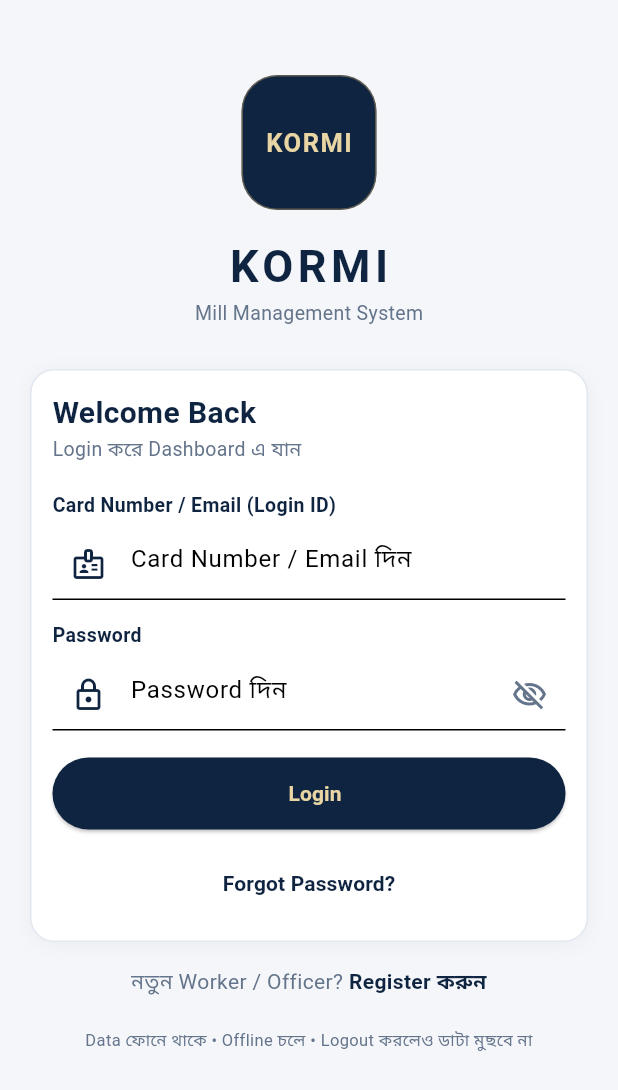
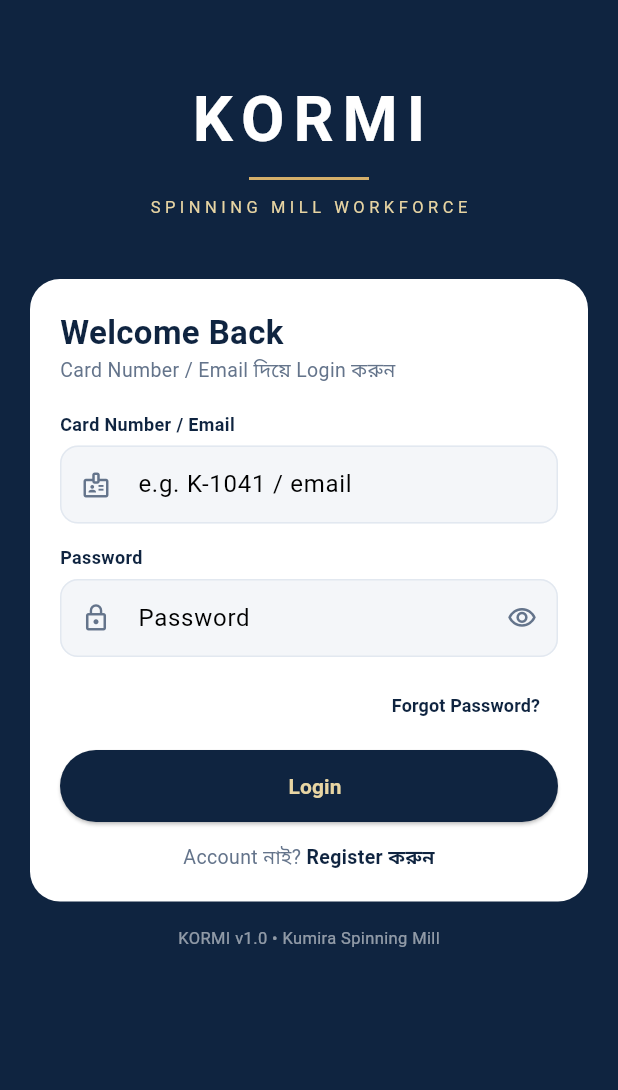
Before and after one commit to mirashiqurwork-hub/Kormi01, a Flutter app: the screen it shows after launch, on a phone screen of 412 x 824 dp. Shown: the top 1090 px of the screen. Run offline on Flutter 3.47's test engine with Material 3 defaults, Android fonts, the phone set to English and light mode, and no system bars; our stand-ins replace hive, image_picker; accounts and stored records are empty.

Commit message:
Update login_screen.dart

```diff
--- a/lib/screens/login_screen.dart
+++ b/lib/screens/login_screen.dart
@@ -1,7 +1,6 @@
-// KORMI - Login Screen
-// No Default Username / Password দেখানো যাবে না - Secret
-// No Big K Logo - User পরে আসল Logo দিবে
-// Login -> Dashboard, আটকাবে না
+// KORMI - Login Screen - FINAL
+// Admin Credentials UI তে দেখানো নাই - Secret Login
+// Card Number / Email + Password দিয়ে Login
 
 import 'package:flutter/material.dart';
 import '../theme/kormi_theme.dart';
@@ -14,192 +13,153 @@ class LoginScreen extends StatefulWidget {
 }
 
 class _LoginScreenState extends State<LoginScreen> {
-  final _cardController = TextEditingController();
-  final _passwordController = TextEditingController();
-  bool _showPassword = false;
+  final _idController = TextEditingController();
+  final _passController = TextEditingController();
+  bool _showPass = false;
   bool _loading = false;
-  String _error = '';
+
+  @override
+  void dispose() {
+    _idController.dispose();
+    _passController.dispose();
+    super.dispose();
+  }
 
   void _login() {
-    final card = _cardController.text.trim();
-    final pass = _passwordController.text.trim();
+    final id = _idController.text.trim();
+    final pass = _passController.text.trim();
 
-    if (card.isEmpty || pass.isEmpty) {
-      setState(() => _error = 'Card Number / Email আর Password দিন');
+    if (id.isEmpty || pass.isEmpty) {
+      ScaffoldMessenger.of(context).showSnackBar(const SnackBar(content: Text('Card Number / Email + Password লিখুন')));
       return;
     }
 
-    setState(() {
-      _loading = true;
-      _error = '';
-    });
+    setState(() => _loading = true);
 
-    Future.delayed(const Duration(milliseconds: 600), () {
+    // Demo Login Logic - আসল App এ এখানে Server / Local DB Check হবে
+    // Admin / Worker / Pending Check এখানে হবে
+    Future.delayed(const Duration(seconds: 1), () {
       if (!mounted) return;
       setState(() => _loading = false);
 
-      // Admin Login - ADMIN / ADMIN123 (UI তে দেখানো যাবে না)
-      // Worker / Officer - যেকোনো Valid Card + Password এ Dashboard যাবে
-      // Pending হলে Dashboard যাবে না - Admin Approval লাগবে
-      if (card.toUpperCase() == 'ADMIN' && pass == 'ADMIN123') {
-        Navigator.pushReplacementNamed(context, '/dashboard');
+      // Secret Admin - UI তে কোথাও লেখা নাই
+      if (id == 'ADMIN' && pass == 'ADMIN123') {
+        Navigator.pushReplacementNamed(context, '/main');
         return;
       }
 
-      // Demo: Card K- দিয়ে শুরু হলে Login Success ধরা হবে
-      // আসল App এ Hive থেকে Check হবে
-      if (pass.length >= 4) {
-        Navigator.pushReplacementNamed(context, '/dashboard');
+      // Pending User Demo - K-1046 Pending
+      if (id == 'K-1046') {
+        ScaffoldMessenger.of(context).showSnackBar(const SnackBar(content: Text('আপনার Account Pending - Admin Approval এর জন্য অপেক্ষা করুন')));
+        return;
+      }
+
+      // অন্য সব Valid User ধরে নেওয়া হলো - Demo
+      if (pass.length >= 6) {
+        Navigator.pushReplacementNamed(context, '/main');
       } else {
-        setState(() => _error = 'Wrong Card / Password. আবার চেষ্টা করুন');
+        ScaffoldMessenger.of(context).showSnackBar(const SnackBar(content: Text('Password ভুল - আবার চেষ্টা করুন')));
       }
     });
   }
 
   @override
-  void dispose() {
-    _cardController.dispose();
-    _passwordController.dispose();
-    super.dispose();
-  }
-
-  @override
   Widget build(BuildContext context) {
     return Scaffold(
-      backgroundColor: KormiColors.bg,
+      backgroundColor: KormiColors.navy,
       body: SafeArea(
         child: SingleChildScrollView(
           padding: const EdgeInsets.all(20),
           child: Column(
-            crossAxisAlignment: CrossAxisAlignment.center,
+            crossAxisAlignment: CrossAxisAlignment.start,
             children: [
               const SizedBox(height: 30),
-              // Logo জায়গা - এখন K Logo নাই, User পরে দিবে
-              Container(
-                width: 90,
-                height: 90,
-                decoration: BoxDecoration(
-                  color: KormiColors.navy,
-                  borderRadius: BorderRadius.circular(24),
-                  border: Border.all(color: KormiColors.gold.withOpacity(0.4)),
-                ),
-                child: const Center(
-                  child: Text(
-                    'KORMI',
-                    style: TextStyle(
-                      color: KormiColors.goldLight,
-                      fontWeight: FontWeight.bold,
-                      fontSize: 17,
-                      letterSpacing: 1,
-                    ),
-                  ),
+              const Center(
+                child: Text(
+                  'KORMI',
+                  style: TextStyle(color: Colors.white, fontWeight: FontWeight.bold, fontSize: 42, letterSpacing: 6),
                 ),
               ),
-              const SizedBox(height: 16),
-              const Text(
-                'KORMI',
-                style: TextStyle(
-                  color: KormiColors.navy,
-                  fontWeight: FontWeight.bold,
-                  fontSize: 30,
-                  letterSpacing: 3,
-                ),
-              ),
-              const Text(
-                'Mill Management System',
-                style: TextStyle(color: KormiColors.textGrey, fontSize: 13),
-              ),
-              const SizedBox(height: 28),
+              const SizedBox(height: 8),
+              Center(child: Container(width: 80, height: 2, color: KormiColors.gold)),
+              const SizedBox(height: 10),
+              const Center(child: Text('SPINNING MILL WORKFORCE', style: TextStyle(color: KormiColors.goldLight, fontSize: 11, letterSpacing: 3))),
+              const SizedBox(height: 40),
 
-              // Login Card
-              KormiCard(
+              Container(
+                width: double.infinity,
+                padding: const EdgeInsets.all(20),
+                decoration: BoxDecoration(color: Colors.white, borderRadius: BorderRadius.circular(20)),
                 child: Column(
                   crossAxisAlignment: CrossAxisAlignment.start,
                   children: [
-                    const Text('Welcome Back',
-                        style: TextStyle(fontWeight: FontWeight.bold, color: KormiColors.navy, fontSize: 20)),
-                    const Text('Login করে Dashboard এ যান',
-                        style: TextStyle(color: KormiColors.textGrey, fontSize: 13)),
+                    const Text('Welcome Back', style: TextStyle(fontWeight: FontWeight.bold, color: KormiColors.navy, fontSize: 22)),
+                    const Text('Card Number / Email দিয়ে Login করুন', style: TextStyle(color: KormiColors.textGrey, fontSize: 13)),
                     const SizedBox(height: 18),
-
-                    const Text('Card Number / Email (Login ID)',
-                        style: TextStyle(fontWeight: FontWeight.bold, color: KormiColors.navy, fontSize: 13)),
+                    const Text('Card Number / Email', style: TextStyle(fontWeight: FontWeight.bold, color: KormiColors.navy, fontSize: 12)),
                     const SizedBox(height: 6),
                     TextField(
-                      controller: _cardController,
-                      decoration: const InputDecoration(
-                        hintText: 'Card Number / Email দিন',
-                        prefixIcon: Icon(Icons.badge_outlined, color: KormiColors.navy),
+                      controller: _idController,
+                      decoration: InputDecoration(
+                        hintText: 'e.g. K-1041 / email',
+                        prefixIcon: const Icon(Icons.badge_outlined, color: KormiColors.textGrey, size: 20),
+                        filled: true,
+                        fillColor: KormiColors.bg,
+                        contentPadding: const EdgeInsets.symmetric(vertical: 14, horizontal: 12),
+                        border: OutlineInputBorder(borderRadius: BorderRadius.circular(12), borderSide: const BorderSide(color: KormiColors.border)),
+                        enabledBorder: OutlineInputBorder(borderRadius: BorderRadius.circular(12), borderSide: const BorderSide(color: KormiColors.border)),
                       ),
                     ),
                     const SizedBox(height: 14),
-
-                    const Text('Password',
-                        style: TextStyle(fontWeight: FontWeight.bold, color: KormiColors.navy, fontSize: 13)),
+                    const Text('Password', style: TextStyle(fontWeight: FontWeight.bold, color: KormiColors.navy, fontSize: 12)),
                     const SizedBox(height: 6),
                     TextField(
-                      controller: _passwordController,
-                      obscureText: !_showPassword,
+                      controller: _passController,
+                      obscureText: !_showPass,
                       decoration: InputDecoration(
-                        hintText: 'Password দিন',
-                        prefixIcon: const Icon(Icons.lock_outlined, color: KormiColors.navy),
+                        hintText: 'Password',
+                        prefixIcon: const Icon(Icons.lock_outline, color: KormiColors.textGrey, size: 20),
                         suffixIcon: IconButton(
-                          icon: Icon(_showPassword ? Icons.visibility_outlined : Icons.visibility_off_outlined,
-                              color: KormiColors.textGrey),
-                          onPressed: () => setState(() => _showPassword = !_showPassword),
+                          icon: Icon(_showPass ? Icons.visibility_off_outlined : Icons.visibility_outlined, size: 20, color: KormiColors.textGrey),
+                          onPressed: () => setState(() => _showPass = !_showPass),
                         ),
+                        filled: true,
+                        fillColor: KormiColors.bg,
+                        contentPadding: const EdgeInsets.symmetric(vertical: 14, horizontal: 12),
+                        border: OutlineInputBorder(borderRadius: BorderRadius.circular(12), borderSide: const BorderSide(color: KormiColors.border)),
+                        enabledBorder: OutlineInputBorder(borderRadius: BorderRadius.circular(12), borderSide: const BorderSide(color: KormiColors.border)),
                       ),
                       onSubmitted: (_) => _login(),
                     ),
-                    if (_error.isNotEmpty) ...[
-                      const SizedBox(height: 10),
-                      Container(
-                        width: double.infinity,
-                        padding: const EdgeInsets.all(10),
-                        decoration: BoxDecoration(
-                          color: KormiColors.red.withOpacity(0.08),
-                          borderRadius: BorderRadius.circular(10),
-                        ),
-                        child: Text(_error, style: const TextStyle(color: KormiColors.red, fontSize: 13)),
+                    const SizedBox(height: 8),
+                    Align(
+                      alignment: Alignment.centerRight,
+                      child: TextButton(
+                        onPressed: () => ScaffoldMessenger.of(context).showSnackBar(const SnackBar(content: Text('Forgot Password - Admin এর সাথে যোগাযোগ করুন'))),
+                        child: const Text('Forgot Password?', style: TextStyle(color: KormiColors.navy, fontWeight: FontWeight.bold, fontSize: 12)),
                       ),
-                    ],
-                    const SizedBox(height: 18),
+                    ),
+                    const SizedBox(height: 6),
                     KormiPrimaryButton(
                       label: _loading ? 'Logging in...' : 'Login',
-                      onPressed: _loading ? null : _login,
+                      onPressed: _loading ? () {} : _login,
                     ),
-                    const SizedBox(height: 12),
-                    Center(
-                      child: TextButton(
-                        onPressed: () {
-                          ScaffoldMessenger.of(context).showSnackBar(
-                            const SnackBar(content: Text('Admin এর সাথে যোগাযোগ করুন - Password Reset Admin করবে')),
-                          );
-                        },
-                        child: const Text('Forgot Password?', style: TextStyle(color: KormiColors.navy, fontWeight: FontWeight.bold)),
-                      ),
+                    const SizedBox(height: 14),
+                    Row(
+                      mainAxisAlignment: MainAxisAlignment.center,
+                      children: [
+                        const Text("Account নাই? ", style: TextStyle(color: KormiColors.textGrey, fontSize: 13)),
+                        GestureDetector(
+                          onTap: () => Navigator.pushNamed(context, '/register'),
+                          child: const Text('Register করুন', style: TextStyle(color: KormiColors.navy, fontWeight: FontWeight.bold, fontSize: 13)),
+                        ),
+                      ],
                     ),
                   ],
                 ),
               ),
               const SizedBox(height: 16),
-
-              // Register
-              Row(
-                mainAxisAlignment: MainAxisAlignment.center,
-                children: [
-                  const Text('নতুন Worker / Officer? ', style: TextStyle(color: KormiColors.textGrey)),
-                  GestureDetector(
-                    onTap: () => Navigator.pushNamed(context, '/register'),
-                    child: const Text('Register করুন',
-                        style: TextStyle(color: KormiColors.navy, fontWeight: FontWeight.bold)),
-                  ),
-                ],
-              ),
-              const SizedBox(height: 20),
-              const Text('Data ফোনে থাকে • Offline চলে • Logout করলেও ডাটা মুছবে না',
-                  textAlign: TextAlign.center,
-                  style: TextStyle(color: KormiColors.textGrey, fontSize: 11)),
+              const Center(child: Text('KORMI v1.0 • Kumira Spinning Mill', style: TextStyle(color: Colors.white54, fontSize: 11))),
             ],
           ),
         ),
```
